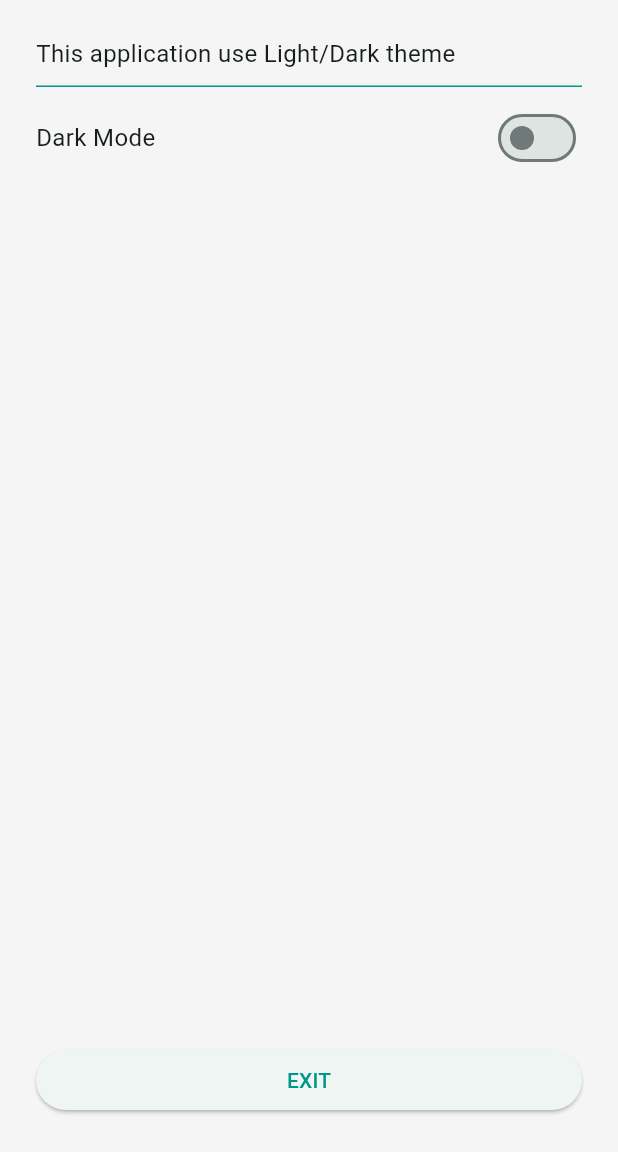
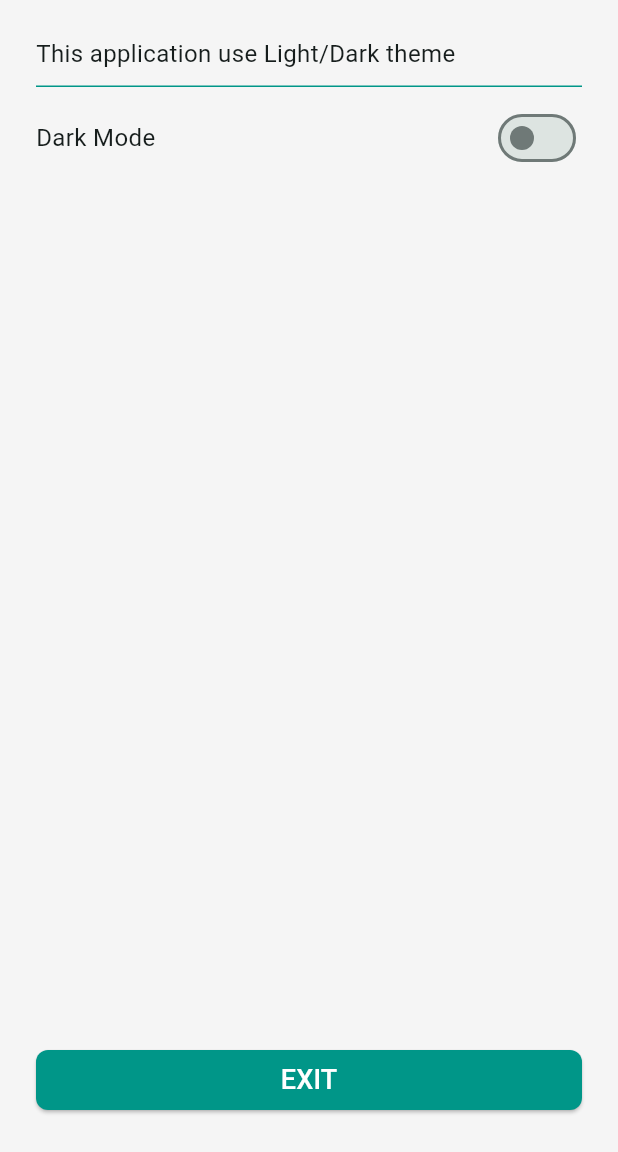
Before and after one commit to yoesuv/Flutter-Switch-Theme, a Flutter app: the screen it shows after launch, on a phone screen of 412 x 824 dp, the part 84-1236 px from its top. Run offline on Flutter 3.47's test engine with Material 2 defaults, Android fonts, the phone set to English and light mode, and no system bars; our stand-ins replace equatable, flutter_bloc.

Commit message:
:art: setup elevated button

```diff
--- a/lib/src/menu/home_screen.dart
+++ b/lib/src/menu/home_screen.dart
@@ -50,9 +50,9 @@ class _HomeScreenState extends State<HomeScreen> {
                 fontSize: 16,
               ),
             ),
-            SizedBox(height: 10),
-            Divider(height: 1, thickness: 1, color: Colors.teal),
-            SizedBox(height: 10),
+            const SizedBox(height: 10),
+            const Divider(height: 1, thickness: 1, color: Colors.teal),
+            const SizedBox(height: 10),
             Row(
               mainAxisSize: MainAxisSize.max,
               mainAxisAlignment: MainAxisAlignment.spaceBetween,
@@ -69,17 +69,7 @@ class _HomeScreenState extends State<HomeScreen> {
           ],
         ),
       ),
-      bottomNavigationBar: Padding(
-        padding: EdgeInsets.only(
-          left: 24,
-          right: 24,
-          bottom: 24,
-        ),
-        child: ElevatedButton(
-          child: Text('EXIT'),
-          onPressed: () {},
-        ),
-      ),
+      bottomNavigationBar: _buildButton(),
     );
   }
 
@@ -95,4 +85,30 @@ class _HomeScreenState extends State<HomeScreen> {
       ),
     );
   }
+
+  Widget _buildButton() {
+    return Padding(
+      padding: EdgeInsets.only(
+        left: 24,
+        right: 24,
+        bottom: 24,
+      ),
+      child: ElevatedButton(
+        child: Text(
+          'EXIT',
+          style: TextStyle(
+            color: Colors.white,
+            fontSize: 18,
+          ),
+        ),
+        onPressed: () {},
+        style: ElevatedButton.styleFrom(
+          backgroundColor: Colors.teal,
+          shape: RoundedRectangleBorder(
+            borderRadius: BorderRadius.circular(8),
+          ),
+        ),
+      ),
+    );
+  }
 }
```
Also changed, not shown: 6 other files.
